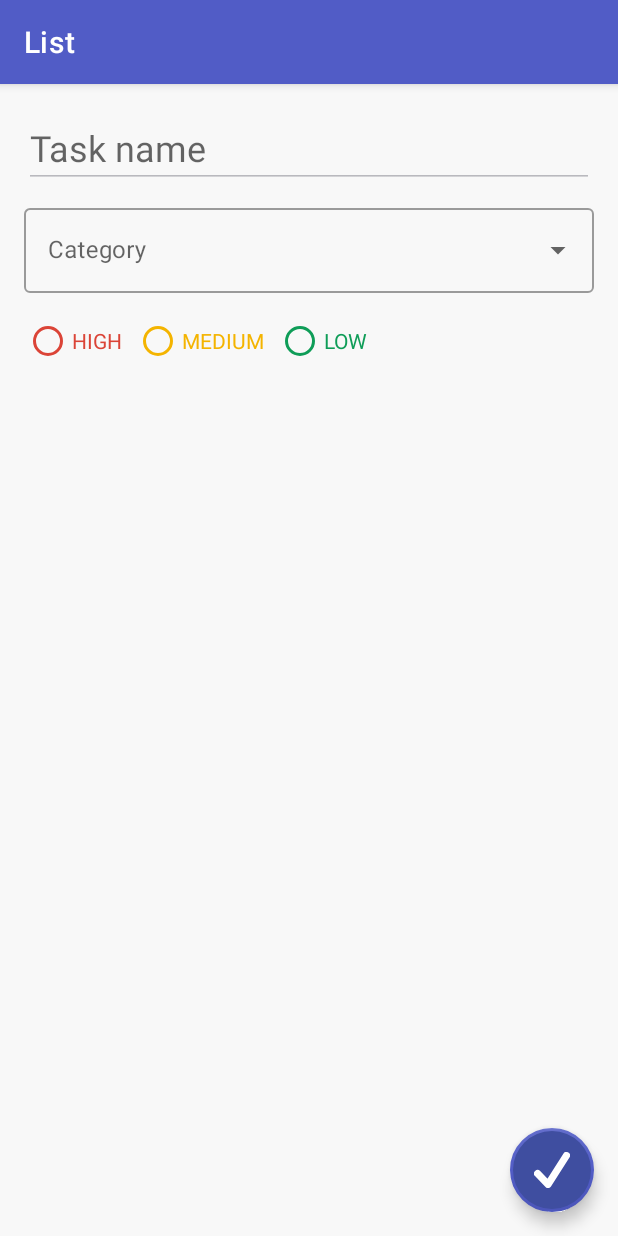
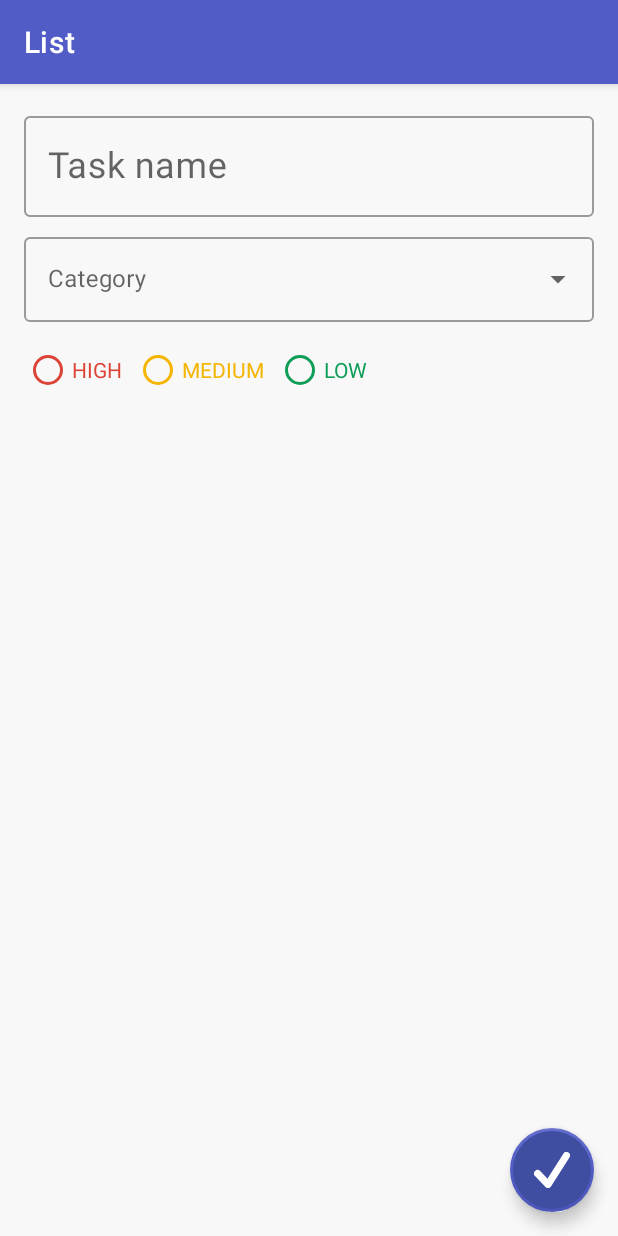
Before and after one commit to TeenWolf3301/ToDoList, an Android app: the fragment DetailsFragment placed in its activity, on a phone screen of 412 x 824 dp. Run offline under Robolectric (Android 15) with nearby library versions, the phone set to English and light mode, and no system bars; our stand-ins replace Dagger/Hilt's generated code, Room's generated code, navigation-ui.

Commit message:
Small refactor

```diff
--- a/app/src/main/java/com/teenwolf3301/to_do_list/ui/edit/DetailsFragment.kt
+++ b/app/src/main/java/com/teenwolf3301/to_do_list/ui/edit/DetailsFragment.kt
@@ -34,17 +34,17 @@ class DetailsFragment : Fragment(R.layout.fragment_details) {
             rgPriority.jumpDrawablesToCurrentState()
             tvDateCreated.isVisible = viewModel.task != null
             tvDateCreated.text = "Created: ${viewModel.task?.formattedDate}"
-            actvDropMenu.setAdapter(arrayAdapter)
+            dropdownText.setAdapter(arrayAdapter)
             if (categories.contains(viewModel.taskCategory)) {
-                actvDropMenu.setText(viewModel.taskCategory, false)
+                dropdownText.setText(viewModel.taskCategory, false)
             }
 
             etTaskName.addTextChangedListener {
                 viewModel.taskName = it.toString()
             }
 
-            if (actvDropMenu.isSelected) {
-                viewModel.taskCategory = actvDropMenu.text.toString()
+            if (dropdownText.isSelected) {
+                viewModel.taskCategory = dropdownText.text.toString()
             }
 
             when (rgPriority.checkedRadioButtonId) {
--- a/app/src/main/java/com/teenwolf3301/to_do_list/ui/list/ListFragment.kt
+++ b/app/src/main/java/com/teenwolf3301/to_do_list/ui/list/ListFragment.kt
@@ -50,7 +50,7 @@ class ListFragment : Fragment(R.layout.fragment_list), ListAdapter.OnItemClickLi
             }
 
             fabAddItem.setOnClickListener {
-                viewModel.addNewItemOnClick()
+                viewModel.onAddNewItemClick()
             }
         }
 
@@ -67,14 +67,14 @@ class ListFragment : Fragment(R.layout.fragment_list), ListAdapter.OnItemClickLi
         viewLifecycleOwner.lifecycleScope.launchWhenStarted {
             viewModel.itemEvent.collect { event ->
                 when (event) {
-                    is ListViewModel.ItemEvent.NavigateToAddItemScreen -> {
+                    is ListViewModel.ListEvent.NavigateToAddItemScreen -> {
                         val action = ListFragmentDirections.actionListFragmentToEditFragment(
                             null,
                             "New Task"
                         )
                         findNavController().navigate(action)
                     }
-                    is ListViewModel.ItemEvent.NavigateToEditItemScreen -> {
+                    is ListViewModel.ListEvent.NavigateToEditItemScreen -> {
                         val action =
                             ListFragmentDirections.actionListFragmentToEditFragment(
                                 event.task,
--- a/app/src/main/java/com/teenwolf3301/to_do_list/util/const.kt
+++ b/app/src/main/java/com/teenwolf3301/to_do_list/util/FunsAndConst.kt
@@ -8,8 +8,8 @@ import com.teenwolf3301.to_do_list.ui.MainActivity
 
 lateinit var APP_ACTIVITY: MainActivity
 
+const val VIEW_UNCOMPLETED = 1000
 const val VIEW_COMPLETED = 1001
-const val VIEW_UNCOMPLETED = 1000
 
 fun getTextColorTertiary(): Int {
     val textColorTertiary = TypedValue()
--- a/app/src/main/res/layout/fragment_details.xml
+++ b/app/src/main/res/layout/fragment_details.xml
@@ -7,24 +7,31 @@
     tools:context=".ui.edit.DetailsFragment">
 
     <androidx.appcompat.widget.LinearLayoutCompat
+        android:id="@+id/linearLayoutCompat"
         android:layout_width="match_parent"
         android:layout_height="wrap_content"
-        android:layout_marginTop="@dimen/default_margin"
         android:orientation="vertical">
 
-        <EditText
-            android:id="@+id/et_task_name"
+        <com.google.android.material.textfield.TextInputLayout
+            style="@style/Widget.MaterialComponents.TextInputLayout.OutlinedBox"
             android:layout_width="match_parent"
             android:layout_height="wrap_content"
+            android:layout_marginTop="@dimen/default_margin"
             android:layout_marginStart="@dimen/default_margin"
             android:layout_marginEnd="@dimen/default_margin"
-            android:hint="Task name"
-            android:importantForAutofill="no"
-            android:inputType="text"
-            android:textColor="?android:textColorPrimary"
-            android:textSize="@dimen/big_text" />
+            android:hint="Task name">
+
+            <com.google.android.material.textfield.TextInputEditText
+                android:id="@+id/et_task_name"
+                android:layout_width="match_parent"
+                android:layout_height="wrap_content"
+                android:inputType="text"
+                android:textSize="@dimen/big_text"
+                android:textColor="?android:textColorPrimary"/>
+        </com.google.android.material.textfield.TextInputLayout>
 
         <com.google.android.material.textfield.TextInputLayout
+            android:id="@+id/dropdown_layout"
             style="@style/Widget.MaterialComponents.TextInputLayout.OutlinedBox.ExposedDropdownMenu"
             android:layout_width="match_parent"
             android:layout_height="wrap_content"
@@ -34,7 +41,7 @@
             android:hint="Category">
 
             <AutoCompleteTextView
-                android:id="@+id/actv_drop_menu"
+                android:id="@+id/dropdown_text"
                 android:layout_width="match_parent"
                 android:layout_height="wrap_content"
                 android:layout_weight="1"
--- a/app/src/main/res/layout/list_item.xml
+++ b/app/src/main/res/layout/list_item.xml
@@ -50,7 +50,6 @@
         android:maxLines="1"
         android:textColor="?android:textColorSecondary"
         android:textSize="@dimen/small_text"
-        app:drawableStartCompat="@drawable/ic_checkmark"
         tools:text="Category" />
 
     <View
```
Also changed, not shown: app/src/main/java/com/teenwolf3301/to_do_list/ui/list/ListViewModel.kt (+7 -7 lines).
